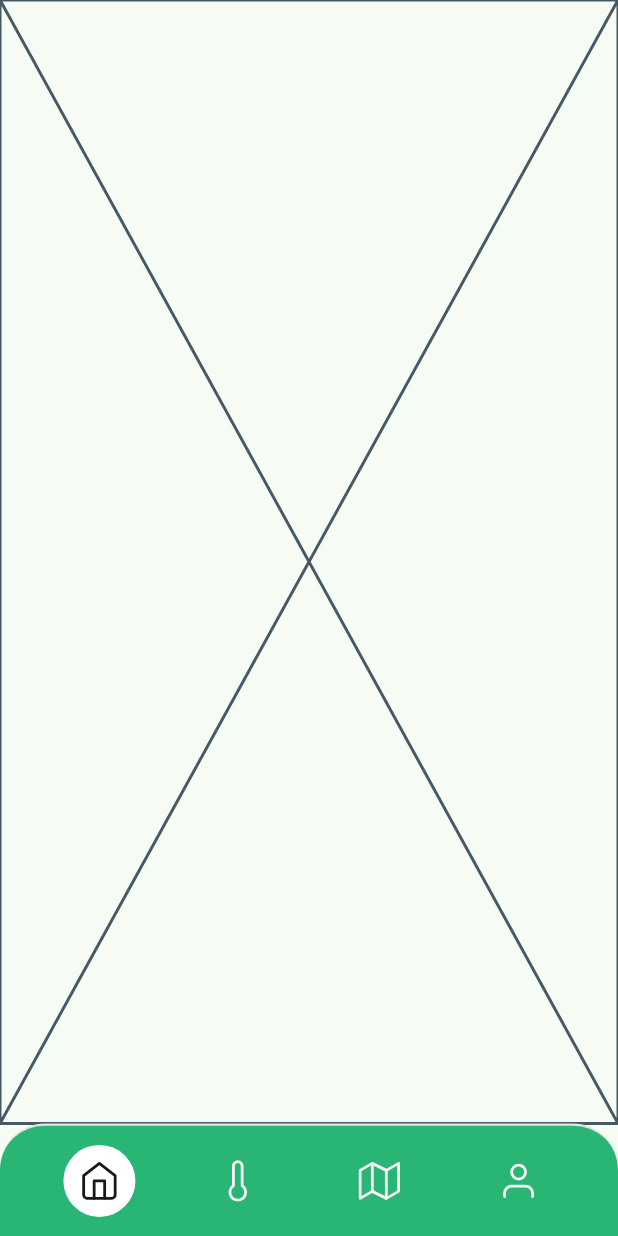
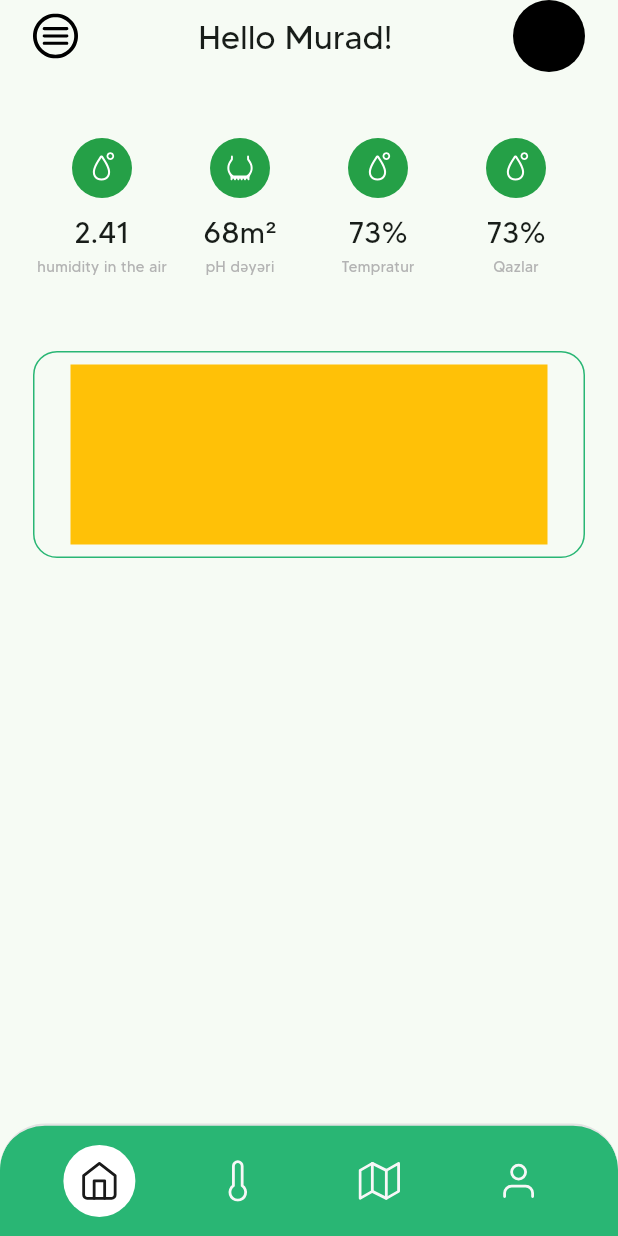
Before and after one commit to tyncmn/agrocoda-mobile, a Flutter app: the screen it shows after launch, on a phone screen of 412 x 824 dp. Run offline on Flutter 3.47's test engine with Material 3 defaults, Android fonts, the phone set to English and light mode, and no system bars; our stand-ins replace auto_route, flutter_riverpod, flutter_svg.

Commit message:
home view

```diff
--- a/lib/utils/assets_const.dart
+++ b/lib/utils/assets_const.dart
@@ -7,4 +7,11 @@ abstract class AssetConst {
   static const String helpButton = 'assets/components/help.svg';
   static const String referButton = 'assets/components/refer.svg';
   static const String feedbackButton = 'assets/components/feedback.svg';
+
+  //
+  static const String menuButton = 'assets/components/menu.svg';
+
+  static const String humidityButton = 'assets/components/humidity.svg';
+  static const String phButton = 'assets/components/ph.svg';
+  static const String temperaturButton = 'assets/components/temperatur.svg';
 }
--- a/lib/view/home_view.dart
+++ b/lib/view/home_view.dart
@@ -1,5 +1,10 @@
 import 'package:auto_route/auto_route.dart';
+import 'package:cookers_app/utils/assets_const.dart';
+import 'package:cookers_app/utils/extension.dart';
 import 'package:flutter/material.dart';
+import 'package:flutter_svg/flutter_svg.dart';
+
+import '../widgets/home_button.dart';
 
 @RoutePage()
 class HomeView extends StatelessWidget {
@@ -7,6 +12,73 @@ class HomeView extends StatelessWidget {
 
   @override
   Widget build(BuildContext context) {
-    return const Placeholder();
+    return Scaffold(
+      body: SafeArea(
+        child: ListView(
+          padding: const EdgeInsets.symmetric(horizontal: 22),
+          children: [
+            Row(
+              mainAxisAlignment: MainAxisAlignment.spaceBetween,
+              children: [
+                SvgPicture.asset(AssetConst.menuButton),
+                Text(
+                  'Hello Murad!',
+                  style: context.largerTextStyle,
+                ),
+                Container(
+                  width: 48,
+                  height: 48,
+                  decoration: const BoxDecoration(
+                    shape: BoxShape.circle,
+                    color: Colors.black,
+                  ),
+                ),
+              ],
+            ),
+            const SizedBox(height: 44),
+            const Row(
+              crossAxisAlignment: CrossAxisAlignment.start,
+              children: [
+                HomeButton(
+                  asset: AssetConst.humidityButton,
+                  title: '2.41',
+                  subtitle: 'humidity in the air',
+                ),
+                HomeButton(
+                  asset: AssetConst.phButton,
+                  title: '68m²',
+                  subtitle: 'pH dəyəri',
+                ),
+                HomeButton(
+                  asset: AssetConst.humidityButton,
+                  title: '73%',
+                  subtitle: 'Tempratur',
+                ),
+                HomeButton(
+                  asset: AssetConst.humidityButton,
+                  title: '73%',
+                  subtitle: 'Qazlar',
+                ),
+              ],
+            ),
+            const SizedBox(height: 50),
+            Container(
+              height: 138,
+              decoration: BoxDecoration(
+                borderRadius: BorderRadius.circular(16),
+                border: Border.all(color: context.primaryColor),
+              ),
+              padding: const EdgeInsets.symmetric(
+                horizontal: 24,
+                vertical: 8,
+              ),
+              child: Container(
+                color: Colors.amber,
+              ),
+            ),
+          ],
+        ),
+      ),
+    );
   }
 }
--- /dev/null
+++ b/lib/widgets/home_button.dart
@@ -0,0 +1,36 @@
+import 'package:cookers_app/utils/extension.dart';
+import 'package:flutter/material.dart';
+import 'package:flutter_svg/flutter_svg.dart';
+
+class HomeButton extends StatelessWidget {
+  final String asset, title, subtitle;
+  const HomeButton({
+    super.key,
+    required this.asset,
+    required this.title,
+    required this.subtitle,
+  });
+
+  @override
+  Widget build(BuildContext context) {
+    return Expanded(
+      child: Column(
+        children: [
+          SvgPicture.asset(asset),
+          const SizedBox(height: 9),
+          Text(
+            title,
+            style: context.largeTextStyle,
+          ),
+          Text(
+            subtitle,
+            style: context.smallTextStyle.copyWith(
+              color: const Color(0xFFB3B3B3),
+              fontSize: 10,
+            ),
+          ),
+        ],
+      ),
+    );
+  }
+}
```
Also changed, not shown: assets/components/humidity.svg (added), assets/components/menu.svg (added), assets/components/ph.svg (added), assets/components/temperatur.svg (added).
